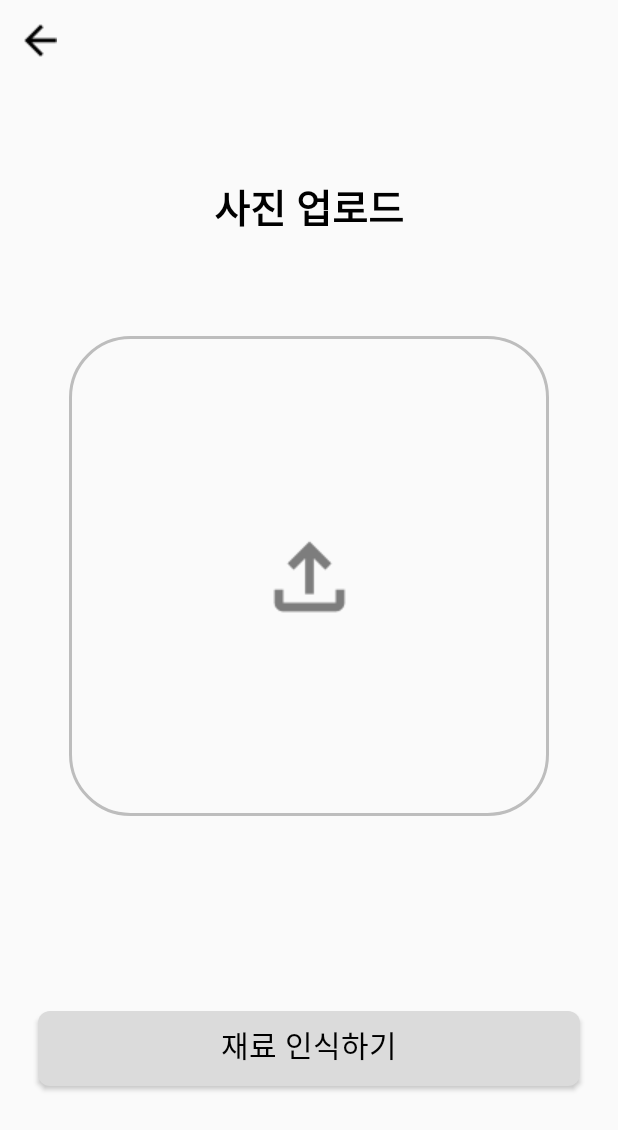
After one commit to YeRimmm-Cho/FLOW_FE, an Android app built with Jetpack Compose: the UploadActivity screen opened directly, with no data from a screen before it, on a phone screen of 412 x 824 dp. The commit adds this screen. Shown: the top 1130 px of the screen. Run offline under Robolectric (Android 15) with nearby library versions, the phone set to English and light mode, and no system bars; pictures from the network do not load.

Commit message:
feat: 이미지 업로드 레이아웃 구현

```diff
--- a/app/src/main/java/com/example/martfia/ChooseImageActivity.kt
+++ b/app/src/main/java/com/example/martfia/ChooseImageActivity.kt
@@ -25,12 +25,16 @@ class ChooseImageActivity : AppCompatActivity() {
         val ingredientPhotoButton = findViewById<LinearLayout>(R.id.ingredientPhotoButton)
         ingredientPhotoButton.setOnClickListener {
             // TODO: 재료 사진을 추가하는 액티비티로 이동
+            val intent = Intent(this, UploadActivity::class.java)
+            startActivity(intent)
         }
 
         // 온라인 영수증 버튼 클릭 이벤트 설정
         val onlineReceiptButton = findViewById<LinearLayout>(R.id.onlineReceiptButton)
         onlineReceiptButton.setOnClickListener {
             // TODO: 온라인 영수증 사진을 처리하는 액티비티로 이동
+            val intent = Intent(this, UploadActivity::class.java)
+            startActivity(intent)
         }
     }
 }
--- /dev/null
+++ b/app/src/main/res/drawable/button_rec_grey.xml
@@ -0,0 +1,9 @@
+<shape xmlns:android="http://schemas.android.com/apk/res/android">
+    <solid android:color="#DBDBDB" />
+    <corners android:radius="8dp" />  <!-- 모서리 둥글게 -->
+    <padding
+        android:paddingLeft="12dp"
+        android:paddingTop="12dp"
+        android:paddingRight="12dp"
+        android:paddingBottom="12dp"/>
+</shape>
--- /dev/null
+++ b/app/src/main/res/drawable/button_rec_stroke_grey.xml
@@ -0,0 +1,19 @@
+<shape xmlns:android="http://schemas.android.com/apk/res/android">
+    <!-- 투명한 배경 -->
+    <solid android:color="@android:color/transparent" />
+
+    <!-- 회색 테두리 -->
+    <stroke
+        android:width="2dp"
+        android:color="#BDBDBD" /> <!-- 테두리 색상 -->
+
+    <!-- 모서리 둥글게 설정 -->
+    <corners android:radius="40dp" />
+
+    <!-- 패딩 설정 -->
+    <padding
+        android:left="12dp"
+        android:top="12dp"
+        android:right="12dp"
+        android:bottom="12dp" />
+</shape>
--- /dev/null
+++ b/app/src/main/res/layout/activity_upload.xml
@@ -0,0 +1,65 @@
+<?xml version="1.0" encoding="utf-8"?>
+<androidx.constraintlayout.widget.ConstraintLayout
+    xmlns:android="http://schemas.android.com/apk/res/android"
+    xmlns:app="http://schemas.android.com/apk/res-auto"
+    android:layout_width="match_parent"
+    android:layout_height="match_parent">
+
+    <!-- 뒤로 가기 버튼 -->
+    <ImageView
+        android:id="@+id/backButton"
+        android:layout_width="wrap_content"
+        android:layout_height="wrap_content"
+        android:contentDescription="뒤로 가기"
+        app:srcCompat="@drawable/ic_arrow_back"
+        app:layout_constraintTop_toTopOf="parent"
+        app:layout_constraintStart_toStartOf="parent"
+        android:layout_margin="16dp"/>
+
+    <!-- 타이틀 텍스트 -->
+    <TextView
+        android:id="@+id/titleText"
+        android:layout_width="wrap_content"
+        android:layout_height="wrap_content"
+        android:text="사진 업로드"
+        android:textSize="26sp"
+        android:textStyle="bold"
+        android:fontFamily="@font/poppins_bold"
+        android:textColor="@android:color/black"
+        app:layout_constraintTop_toBottomOf="@id/backButton"
+        app:layout_constraintStart_toStartOf="parent"
+        app:layout_constraintEnd_toEndOf="parent"
+        android:gravity="center"
+        android:layout_marginTop="80dp"/>
+
+    <!-- 이미지 업로드 컨테이너 -->
+    <ImageView
+        android:id="@+id/uploadContainer"
+        android:layout_width="320dp"
+        android:layout_height="320dp"
+        android:layout_marginTop="60dp"
+        android:background="@drawable/button_rec_stroke_grey"
+        android:scaleType="centerInside"
+        android:contentDescription="Upload Image"
+        android:src="@drawable/ic_upload"
+        app:layout_constraintTop_toBottomOf="@id/titleText"
+        app:layout_constraintStart_toStartOf="parent"
+        app:layout_constraintEnd_toEndOf="parent" />
+
+    <!-- 재료 인식 버튼 -->
+    <Button
+        android:id="@+id/recognizeButton"
+        android:layout_width="match_parent"
+        android:layout_height="50dp"
+        android:background="@drawable/button_rec_grey"
+        android:text="재료 인식하기"
+        android:textSize="20sp"
+        android:textColor="@android:color/black"
+        android:layout_marginStart="25dp"
+        android:layout_marginEnd="25dp"
+        android:layout_marginBottom="100dp"
+        app:layout_constraintBottom_toBottomOf="parent"
+        app:layout_constraintStart_toStartOf="parent"
+        app:layout_constraintEnd_toEndOf="parent" />
+
+</androidx.constraintlayout.widget.ConstraintLayout>
--- a/settings.gradle.kts
+++ b/settings.gradle.kts
@@ -16,6 +16,7 @@ dependencyResolutionManagement {
     repositories {
         google()
         mavenCentral()
+        maven { url = uri("https://jitpack.io") } // JitPack 저장소 추가
     }
 }
 
```
Also changed, not shown: app/build.gradle.kts (+8 -0 lines), app/src/main/AndroidManifest.xml (+12 -1 lines), app/src/main/java/com/example/martfia/UploadActivity.kt (added, +115 -0 lines), app/src/main/res/drawable/ic_upload.png (added).
